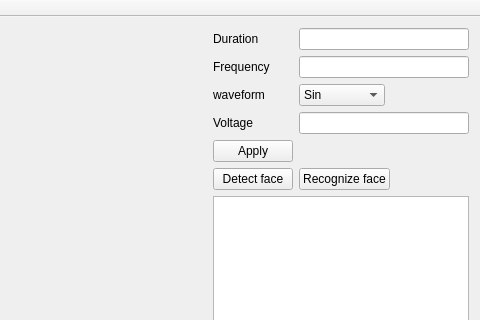
This is mainwindow.ui in maheshmhegade/PC-Enabled-Signal-Generator as Qt 5 draws it before an edit; both pictures show x 428 to 908 and y 0 to 320 of the 908 by 612 pixel window. The edited form follows.
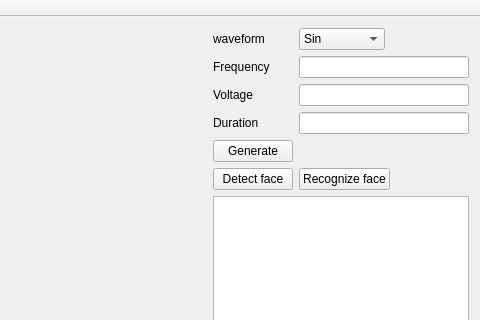
This is the edited form. Custom widgets are drawn as their Qt base class.

```diff
--- a/mainwindow.ui
+++ b/mainwindow.ui
@@ -53,106 +53,106 @@
           <property name="fieldGrowthPolicy">
            <enum>QFormLayout::ExpandingFieldsGrow</enum>
           </property>
-          <item row="0" column="0">
-           <widget class="QLabel" name="label">
-            <property name="text">
-             <string>Duration</string>
-            </property>
-           </widget>
-          </item>
-          <item row="0" column="1">
-           <widget class="QLineEdit" name="durationlineEdit"/>
-          </item>
-          <item row="1" column="0">
+          <item row="2" column="0">
            <widget class="QLabel" name="frequencylabel">
             <property name="text">
              <string>Frequency</string>
             </property>
            </widget>
           </item>
-          <item row="1" column="1">
-           <widget class="QLineEdit" name="frequencylineEdit"/>
-          </item>
-          <item row="2" column="0">
-           <widget class="QLabel" name="label_2">
-            <property name="text">
-             <string>waveform</string>
-            </property>
-           </widget>
-          </item>
           <item row="2" column="1">
-           <widget class="QComboBox" name="wavecomboBox">
-            <item>
-             <property name="text">
-              <string>Sin</string>
-             </property>
-            </item>
-            <item>
-             <property name="text">
-              <string>Cos</string>
-             </property>
-            </item>
-            <item>
-             <property name="text">
-              <string>Triangular</string>
-             </property>
-            </item>
-            <item>
-             <property name="text">
-              <string>Square</string>
-             </property>
-            </item>
-            <item>
-             <property name="text">
-              <string>Ramp</string>
-             </property>
-            </item>
-           </widget>
+           <widget class="QLineEdit" name="frequencylineEdit"/>
           </item>
-          <item row="3" column="0">
+          <item row="4" column="0">
            <widget class="QLabel" name="voltagelabel">
             <property name="text">
              <string>Voltage</string>
             </property>
            </widget>
           </item>
-          <item row="3" column="1">
+          <item row="4" column="1">
            <widget class="QLineEdit" name="voltagelineEdit"/>
           </item>
-          <item row="4" column="0">
-           <widget class="QPushButton" name="applypushButton">
-            <property name="text">
-             <string>Apply</string>
-            </property>
-           </widget>
-          </item>
-          <item row="8" column="0">
+          <item row="10" column="0">
            <widget class="QPushButton" name="SaveFacePB">
             <property name="text">
              <string>Save</string>
             </property>
            </widget>
           </item>
-          <item row="8" column="1">
+          <item row="10" column="1">
            <widget class="QLineEdit" name="FaceNameLE"/>
           </item>
-          <item row="7" column="0" colspan="2">
+          <item row="9" column="0" colspan="2">
            <widget class="QGraphicsView" name="FaceGV"/>
           </item>
-          <item row="5" column="0">
+          <item row="7" column="0">
            <widget class="QPushButton" name="DetectFacePB">
             <property name="text">
              <string>Detect face</string>
             </property>
            </widget>
           </item>
-          <item row="5" column="1">
+          <item row="7" column="1">
            <widget class="QPushButton" name="RecognizeFacePB">
             <property name="text">
              <string>Recognize face</string>
             </property>
            </widget>
           </item>
+          <item row="6" column="0">
+           <widget class="QPushButton" name="applypushButton">
+            <property name="text">
+             <string>Generate</string>
+            </property>
+           </widget>
+          </item>
+          <item row="0" column="0">
+           <widget class="QLabel" name="label_2">
+            <property name="text">
+             <string>waveform</string>
+            </property>
+           </widget>
+          </item>
+          <item row="0" column="1">
+           <widget class="QComboBox" name="wavecomboBox">
+            <item>
+             <property name="text">
+              <string>Sin</string>
+             </property>
+            </item>
+            <item>
+             <property name="text">
+              <string>Cos</string>
+             </property>
+            </item>
+            <item>
+             <property name="text">
+              <string>Triangular</string>
+             </property>
+            </item>
+            <item>
+             <property name="text">
+              <string>Square</string>
+             </property>
+            </item>
+            <item>
+             <property name="text">
+              <string>Ramp</string>
+             </property>
+            </item>
+           </widget>
+          </item>
+          <item row="5" column="0">
+           <widget class="QLabel" name="label">
+            <property name="text">
+             <string>Duration</string>
+            </property>
+           </widget>
+          </item>
+          <item row="5" column="1">
+           <widget class="QLineEdit" name="durationlineEdit"/>
+          </item>
          </layout>
         </item>
        </layout>
```
